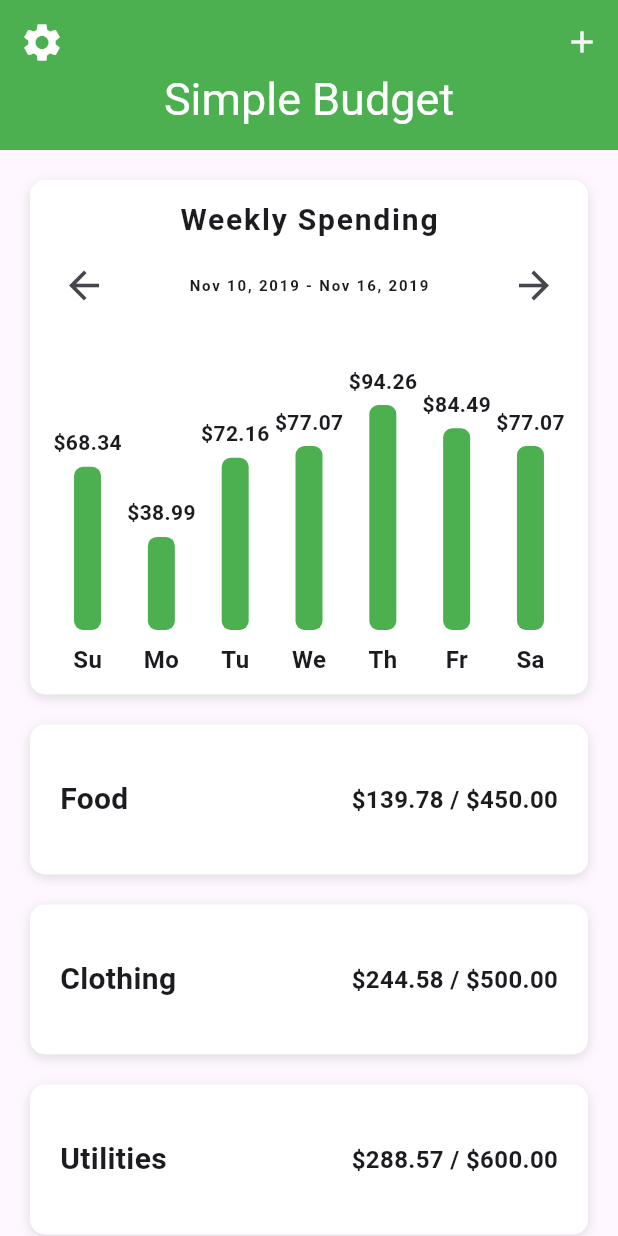
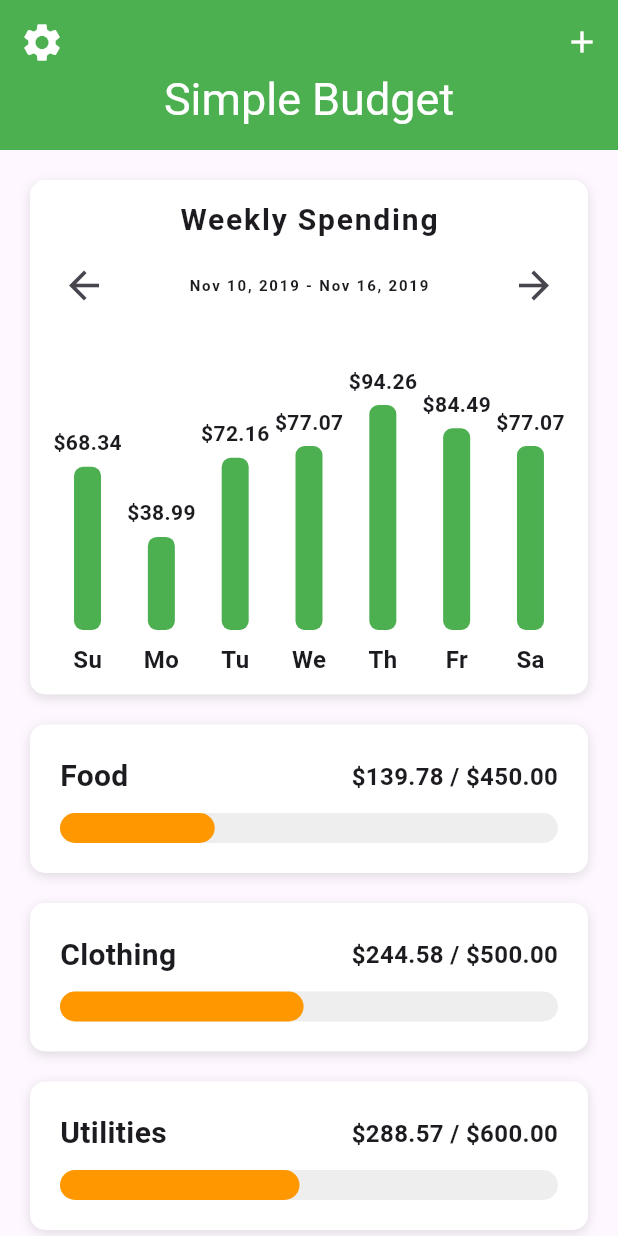
Before and after one commit to REp007/flutter_budget_ui, a Flutter app: the screen it shows after launch, on a phone screen of 412 x 824 dp. Run offline on Flutter 3.47's test engine with Material 3 defaults, Android fonts, the phone set to English and light mode, and no system bars.

Commit message:
Custom category display with colors in the bar

```diff
--- /dev/null
+++ b/lib/helpers/color_helper.dart
@@ -0,0 +1,10 @@
+import 'package:flutter/material.dart';
+
+Color getColor(BuildContext context, double percet) {
+  if (percet >= 0.50) {
+    return Theme.of(context).primaryColor;
+  } else if (percet >= 0.25) {
+    return Colors.orange;
+  }
+  return Colors.red;
+}
--- a/lib/screen/home_screen.dart
+++ b/lib/screen/home_screen.dart
@@ -4,6 +4,9 @@ import 'package:flutter_budget_ui/models/category_model.dart';
 // import 'package:flutter_budget_ui/models/expense_model.dart';
 // widgets
 import 'package:flutter_budget_ui/widgets/bar_chart.dart';
+
+// helpers
+import 'package:flutter_budget_ui/helpers/color_helper.dart';
 
 class HomeScreen extends StatefulWidget {
   const HomeScreen({super.key});
@@ -82,7 +85,7 @@ class _HomeScreenState extends State<HomeScreen> {
     return Container(
       margin: EdgeInsets.symmetric(horizontal: 20.0, vertical: 10.0),
       padding: EdgeInsets.all(20.0),
-      height: 100.0,
+      // height: 150.0,
       width: double.infinity,
       // color: Colors.red,
       decoration: BoxDecoration(
@@ -108,7 +111,42 @@ class _HomeScreenState extends State<HomeScreen> {
               )
             ],
           ),
-          Row()
+          SizedBox(
+            height: 10.0,
+          ),
+          LayoutBuilder(
+            builder: (BuildContext context, BoxConstraints constraints) {
+              final double maxBarWidth = constraints.maxWidth;
+              final double percent =
+                  (category.maxAmount - totalAmountSpent) / category.maxAmount;
+              double barWidth = percent * maxBarWidth;
+              if (barWidth < 0) {
+                barWidth = 0;
+              }
+              return Stack(
+                children: [
+                  Container(
+                    height: 20.0,
+                    decoration: BoxDecoration(
+                      color: Colors.grey[200],
+                      borderRadius: BorderRadius.circular(20.0),
+                    ),
+                  ),
+                  Container(
+                    height: 20.0,
+                    /**
+                   * width defined by the calcul of category.maxAmount - totalAmountSpent
+                   */
+                    width: barWidth,
+                    decoration: BoxDecoration(
+                      color: getColor(context, percent),
+                      borderRadius: BorderRadius.circular(20.0),
+                    ),
+                  ),
+                ],
+              );
+            },
+          )
         ],
       ),
     );
```
